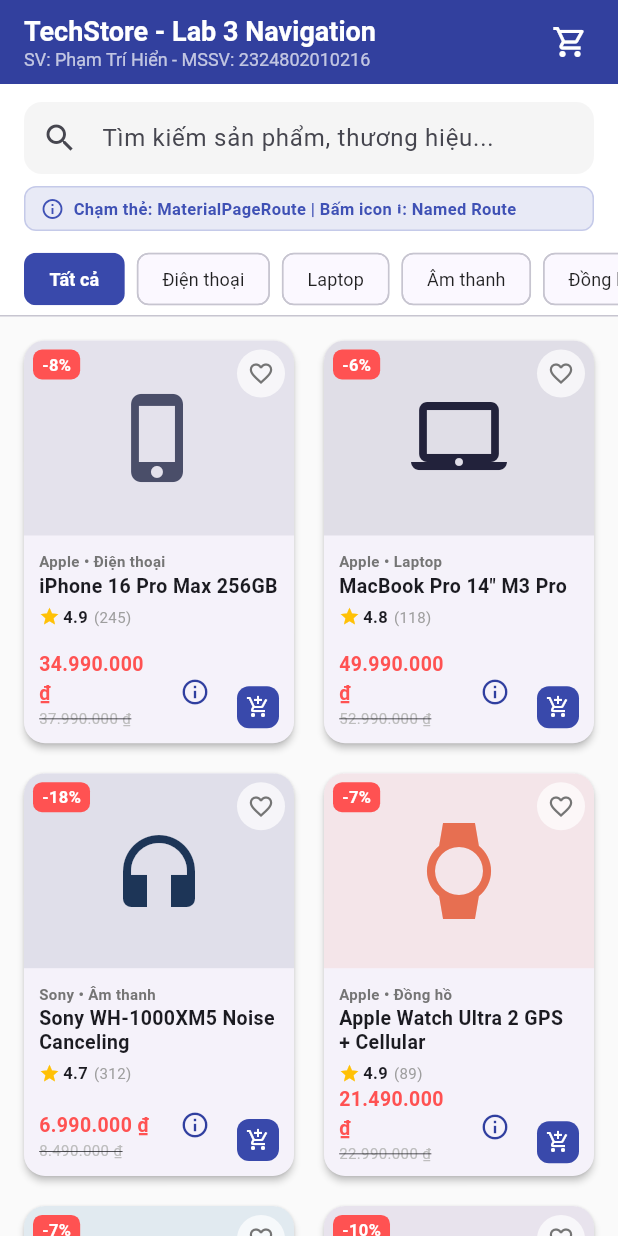
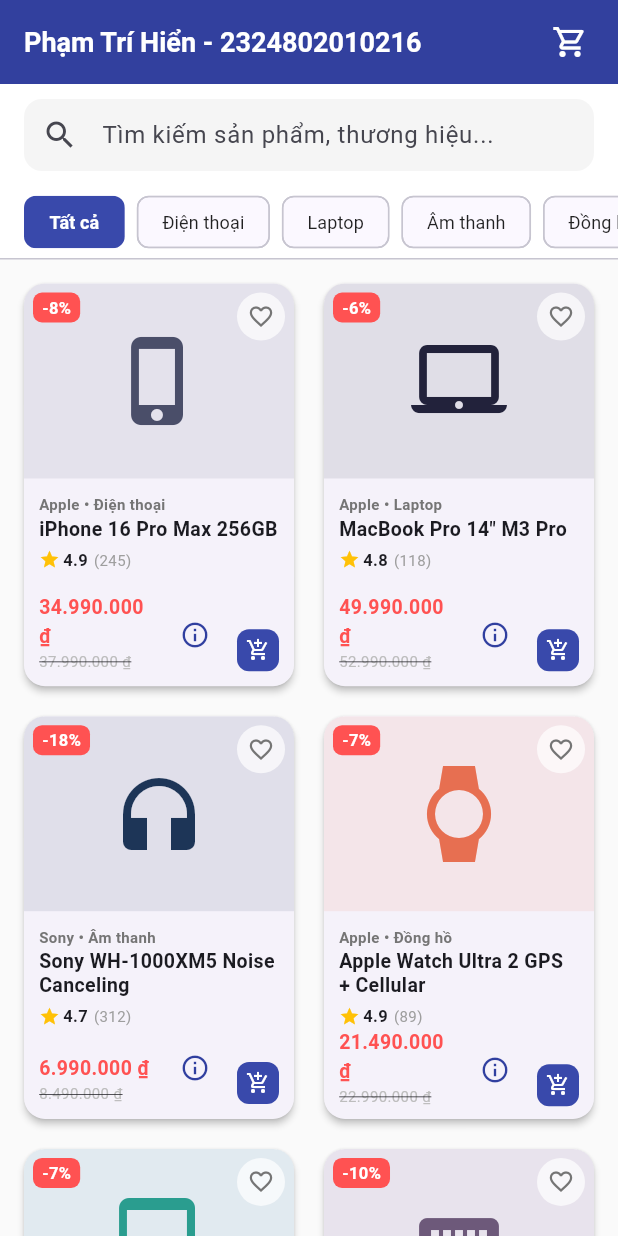
Before and after one commit to PhamTriHien/2324802010216_PhamTriHien_Lab3, a Flutter app: the screen it shows after launch, on a phone screen of 412 x 824 dp. Run offline on Flutter 3.47's test engine with Material 3 defaults, Android fonts, the phone set to English and light mode, and no system bars.

Commit message:
Cập nhật giao diện: hiển thị tiêu đề Phạm Trí Hiển - 2324802010216 và tinh gọn giao diện

```diff
--- a/lib/screens/product_list_screen.dart
+++ b/lib/screens/product_list_screen.dart
@@ -173,18 +173,9 @@
         elevation: 1,
         backgroundColor: Colors.indigo.shade700,
         foregroundColor: Colors.white,
-        title: const Column(
-          crossAxisAlignment: CrossAxisAlignment.start,
-          children: [
-            Text(
-              'TechStore - Lab 3 Navigation',
+        title: const Text(
+          'Phạm Trí Hiển - 2324802010216',
           style: TextStyle(fontSize: 18, fontWeight: FontWeight.bold),
-            ),
-            Text(
-              'SV: Phạm Trí Hiển - MSSV: 2324802010216',
-              style: TextStyle(fontSize: 12, color: Colors.white70),
-            ),
-          ],
         ),
         actions: [
           // Nút xem giỏ hàng kèm Badge số lượng
@@ -205,13 +196,11 @@
       ),
       body: Column(
         children: [
-          // Thanh tìm kiếm và ghi chú minh họa kỹ thuật
+          // Thanh tìm kiếm sản phẩm
           Container(
-            padding: const EdgeInsets.fromLTRB(16, 12, 16, 8),
+            padding: const EdgeInsets.symmetric(horizontal: 16, vertical: 10),
             color: Colors.white,
-            child: Column(
-              children: [
-                TextField(
+            child: TextField(
               controller: _searchController,
               decoration: InputDecoration(
                 hintText: 'Tìm kiếm sản phẩm, thương hiệu...',
@@ -229,8 +218,8 @@
                     : null,
                 filled: true,
                 fillColor: Colors.grey.shade100,
-                    contentPadding: const EdgeInsets.symmetric(
-                        vertical: 10, horizontal: 16),
+                contentPadding:
+                    const EdgeInsets.symmetric(vertical: 10, horizontal: 16),
                 border: OutlineInputBorder(
                   borderRadius: BorderRadius.circular(12),
                   borderSide: BorderSide.none,
@@ -241,35 +230,6 @@
                   _searchKeyword = val;
                 });
               },
-                ),
-                const SizedBox(height: 8),
-                // Thanh thông báo hướng dẫn trải nghiệm 2 phương thức điều hướng
-                Container(
-                  padding:
-                      const EdgeInsets.symmetric(horizontal: 10, vertical: 6),
-                  decoration: BoxDecoration(
-                    color: Colors.indigo.shade50,
-                    borderRadius: BorderRadius.circular(8),
-                    border: Border.all(color: Colors.indigo.shade100),
-                  ),
-                  child: const Row(
-                    children: [
-                      Icon(Icons.info_outline, size: 16, color: Colors.indigo),
-                      SizedBox(width: 6),
-                      Expanded(
-                        child: Text(
-                          'Chạm thẻ: MaterialPageRoute | Bấm icon ℹ: Named Route',
-                          style: TextStyle(
-                            fontSize: 11,
-                            color: Colors.indigo,
-                            fontWeight: FontWeight.w600,
-                          ),
-                        ),
-                      ),
-                    ],
-                  ),
-                ),
-              ],
             ),
           ),
 
```
Also changed, not shown: 1 other file. Lines whose indentation alone changed are shown as unchanged.
